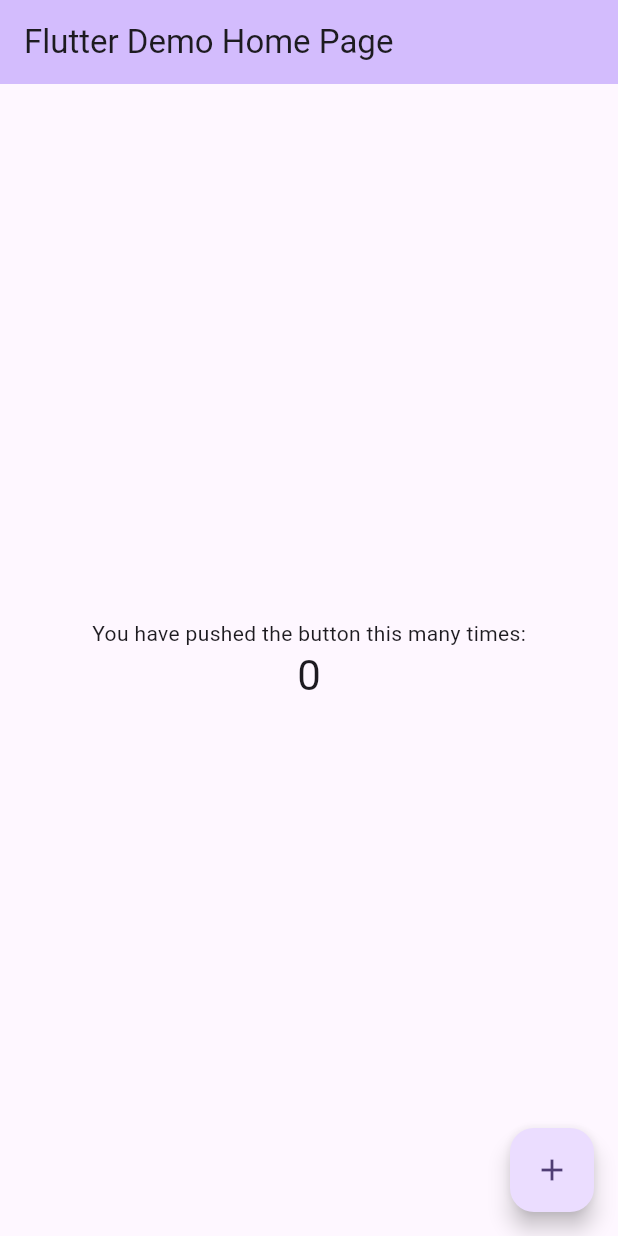
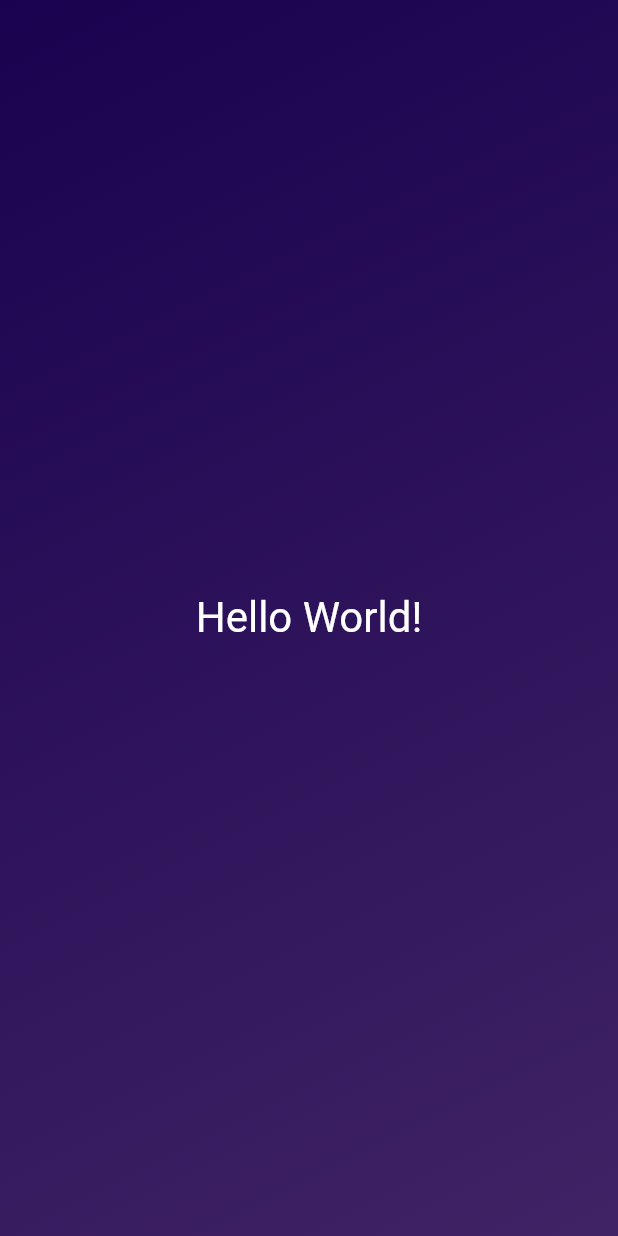
Before and after one commit to jacob-macleod/Flutter-Tutorial, a Flutter app: the screen it shows after launch, on a phone screen of 412 x 824 dp. Run offline on Flutter 3.47's test engine with Material 2 defaults, Android fonts, the phone set to English and light mode, and no system bars.

Commit message:
Edited default text

```diff
--- a/lib/main.dart
+++ b/lib/main.dart
@@ -1,125 +1,32 @@
-import 'package:flutter/material.dart';
+import "package:flutter/material.dart";
 
 void main() {
-  runApp(const MyApp());
-}
-
-class MyApp extends StatelessWidget {
-  const MyApp({super.key});
-
-  // This widget is the root of your application.
-  @override
-  Widget build(BuildContext context) {
-    return MaterialApp(
-      title: 'Flutter Demo',
-      theme: ThemeData(
-        // This is the theme of your application.
-        //
-        // TRY THIS: Try running your application with "flutter run". You'll see
-        // the application has a blue toolbar. Then, without quitting the app,
-        // try changing the seedColor in the colorScheme below to Colors.green
-        // and then invoke "hot reload" (save your changes or press the "hot
-        // reload" button in a Flutter-supported IDE, or press "r" if you used
-        // the command line to start the app).
-        //
-        // Notice that the counter didn't reset back to zero; the application
-        // state is not lost during the reload. To reset the state, use hot
-        // restart instead.
-        //
-        // This works for code too, not just values: Most code changes can be
-        // tested with just a hot reload.
-        colorScheme: ColorScheme.fromSeed(seedColor: Colors.deepPurple),
-        useMaterial3: true,
-      ),
-      home: const MyHomePage(title: 'Flutter Demo Home Page'),
-    );
-  }
-}
-
-class MyHomePage extends StatefulWidget {
-  const MyHomePage({super.key, required this.title});
-
-  // This widget is the home page of your application. It is stateful, meaning
-  // that it has a State object (defined below) that contains fields that affect
-  // how it looks.
-
-  // This class is the configuration for the state. It holds the values (in this
-  // case the title) provided by the parent (in this case the App widget) and
-  // used by the build method of the State. Fields in a Widget subclass are
-  // always marked "final".
-
-  final String title;
-
-  @override
-  State<MyHomePage> createState() => _MyHomePageState();
-}
-
-class _MyHomePageState extends State<MyHomePage> {
-  int _counter = 0;
-
-  void _incrementCounter() {
-    setState(() {
-      // This call to setState tells the Flutter framework that something has
-      // changed in this State, which causes it to rerun the build method below
-      // so that the display can reflect the updated values. If we changed
-      // _counter without calling setState(), then the build method would not be
-      // called again, and so nothing would appear to happen.
-      _counter++;
-    });
-  }
-
-  @override
-  Widget build(BuildContext context) {
-    // This method is rerun every time setState is called, for instance as done
-    // by the _incrementCounter method above.
-    //
-    // The Flutter framework has been optimized to make rerunning build methods
-    // fast, so that you can just rebuild anything that needs updating rather
-    // than having to individually change instances of widgets.
-    return Scaffold(
-      appBar: AppBar(
-        // TRY THIS: Try changing the color here to a specific color (to
-        // Colors.amber, perhaps?) and trigger a hot reload to see the AppBar
-        // change color while the other colors stay the same.
-        backgroundColor: Theme.of(context).colorScheme.inversePrimary,
-        // Here we take the value from the MyHomePage object that was created by
-        // the App.build method, and use it to set our appbar title.
-        title: Text(widget.title),
-      ),
-      body: Center(
-        // Center is a layout widget. It takes a single child and positions it
-        // in the middle of the parent.
-        child: Column(
-          // Column is also a layout widget. It takes a list of children and
-          // arranges them vertically. By default, it sizes itself to fit its
-          // children horizontally, and tries to be as tall as its parent.
-          //
-          // Column has various properties to control how it sizes itself and
-          // how it positions its children. Here we use mainAxisAlignment to
-          // center the children vertically; the main axis here is the vertical
-          // axis because Columns are vertical (the cross axis would be
-          // horizontal).
-          //
-          // TRY THIS: Invoke "debug painting" (choose the "Toggle Debug Paint"
-          // action in the IDE, or press "p" in the console), to see the
-          // wireframe for each widget.
-          mainAxisAlignment: MainAxisAlignment.center,
-          children: <Widget>[
-            const Text(
-              'You have pushed the button this many times:',
+  // Adding const means that if the value is used again, the existing value in memory is used - improve performance
+  runApp(
+    MaterialApp(
+      home: Scaffold(
+        body: Container(
+          decoration: const BoxDecoration(
+            gradient: LinearGradient(
+              colors: [
+                Color.fromARGB(255, 26, 2, 80),
+                Color.fromARGB(255, 64, 35, 101)
+              ],
+              begin: Alignment.topLeft,
+              end: Alignment.bottomRight,
             ),
-            Text(
-              '$_counter',
-              style: Theme.of(context).textTheme.headlineMedium,
+          ),
+          child: const Center(
+            child: Text(
+              "Hello World!",
+              style: TextStyle(
+                color: Colors.white,
+                fontSize: 28,
+              ),
             ),
-          ],
+          ),
         ),
       ),
-      floatingActionButton: FloatingActionButton(
-        onPressed: _incrementCounter,
-        tooltip: 'Increment',
-        child: const Icon(Icons.add),
-      ), // This trailing comma makes auto-formatting nicer for build methods.
-    );
-  }
+    ),
+  );
 }
```
Also changed, not shown: 2 other files.
